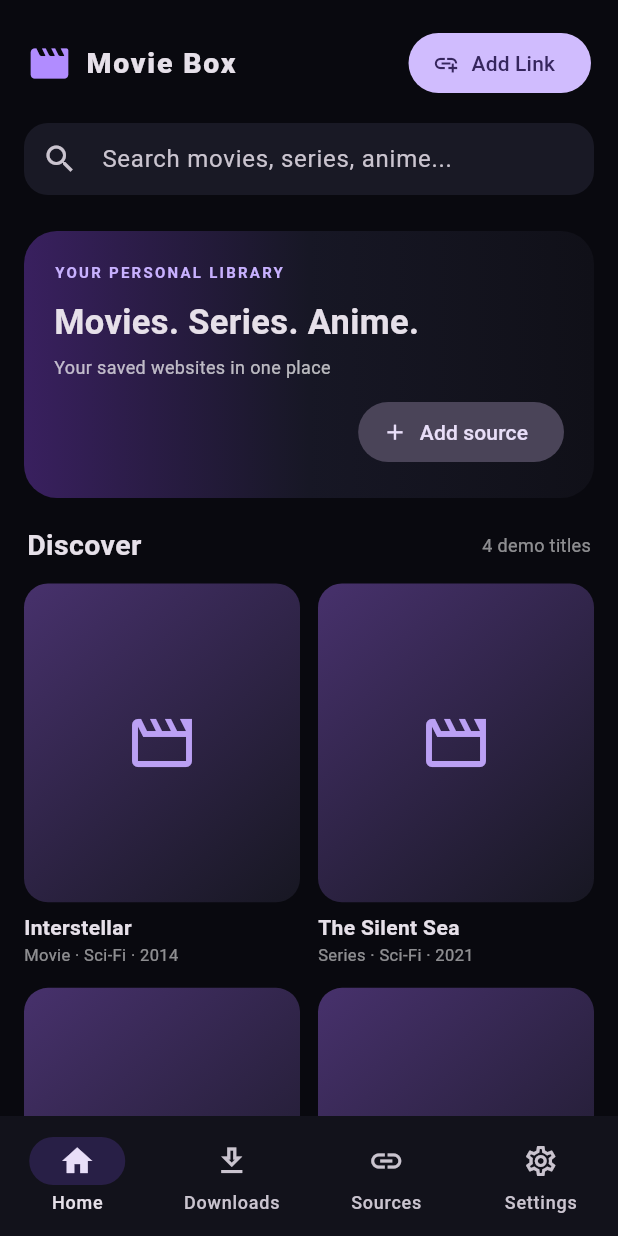
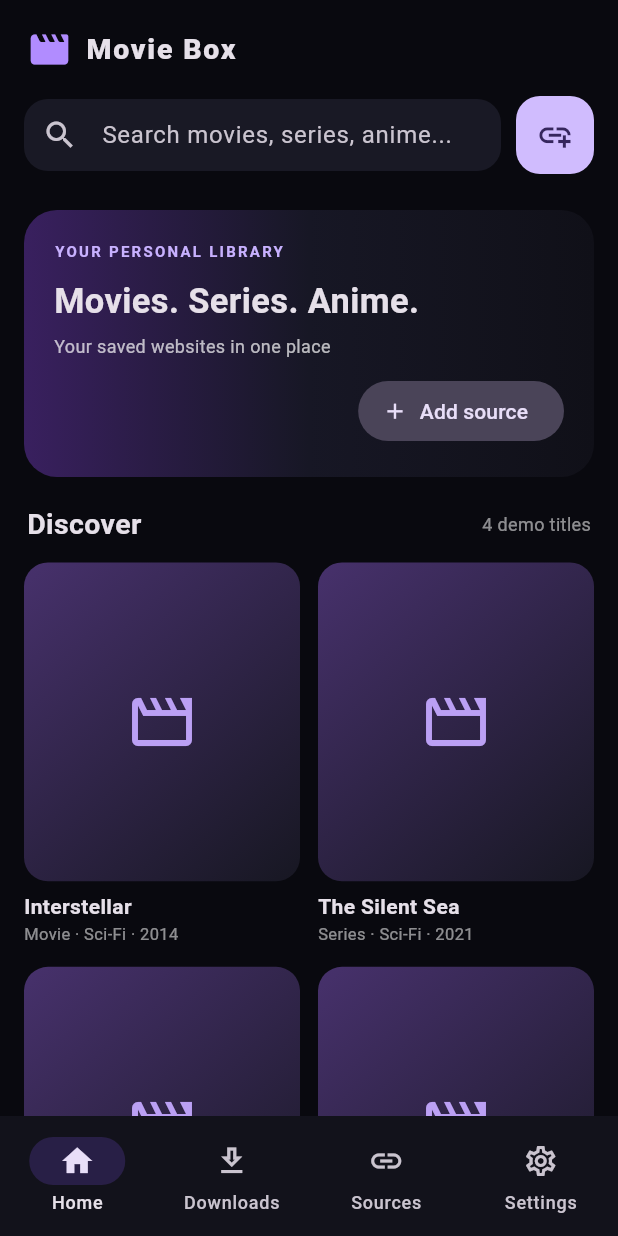
Before and after one commit to mgsamir/MovieBox, a Flutter app: the screen it shows after launch, on a phone screen of 412 x 824 dp. Run offline on Flutter 3.47's test engine with Material 3 defaults, Android fonts, the phone set to English and light mode, and no system bars; our stand-ins replace shared_preferences, supabase_flutter, video_player, webview_flutter; accounts and stored records are empty.

Commit message:
Place add website link button beside search field

```diff
--- a/app/lib/screens/home_screen.dart
+++ b/app/lib/screens/home_screen.dart
@@ -121,20 +121,27 @@ class _HomeScreenState extends State<HomeScreen> {
           const SizedBox(width: 9),
           const Text('Movie Box', style: TextStyle(fontSize: 19, fontWeight: FontWeight.w900, letterSpacing: 1.2)),
           const Spacer(),
-          FilledButton.icon(
-            onPressed: _addSource,
-            icon: const Icon(Icons.add_link, size: 18),
-            label: const Text('Add Link'),
-          ),
         ]),
       )),
       SliverToBoxAdapter(child: Padding(
         padding: const EdgeInsets.symmetric(horizontal: 16, vertical: 8),
-        child: TextField(
-          onChanged: (v) => setState(() => _query = v),
-          style: const TextStyle(color: Colors.white),
-          decoration: InputDecoration(hintText: 'Search movies, series, anime...', prefixIcon: const Icon(Icons.search), filled: true, fillColor: _panel, contentPadding: const EdgeInsets.symmetric(vertical: 2), border: OutlineInputBorder(borderRadius: BorderRadius.circular(16), borderSide: BorderSide.none)),
-        ),
+        child: Row(children: [
+          Expanded(child: TextField(
+            onChanged: (v) => setState(() => _query = v),
+            style: const TextStyle(color: Colors.white),
+            decoration: InputDecoration(hintText: 'Search movies, series, anime...', prefixIcon: const Icon(Icons.search), filled: true, fillColor: _panel, contentPadding: const EdgeInsets.symmetric(vertical: 2), border: OutlineInputBorder(borderRadius: BorderRadius.circular(16), borderSide: BorderSide.none)),
+          )),
+          const SizedBox(width: 10),
+          SizedBox(
+            height: 52,
+            width: 52,
+            child: FilledButton(
+              onPressed: _addSource,
+              style: FilledButton.styleFrom(padding: EdgeInsets.zero, shape: RoundedRectangleBorder(borderRadius: BorderRadius.circular(16))),
+              child: const Icon(Icons.add_link, size: 25),
+            ),
+          ),
+        ]),
       )),
       SliverToBoxAdapter(child: Padding(
         padding: const EdgeInsets.all(16),
```
